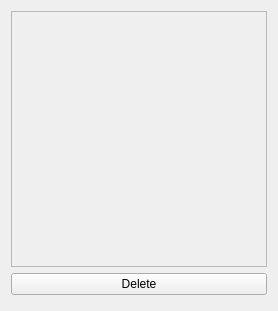
Qt form src/airunner/widgets/image/templates/image_widget.ui (Capsize-Games/airunner) before a commit.
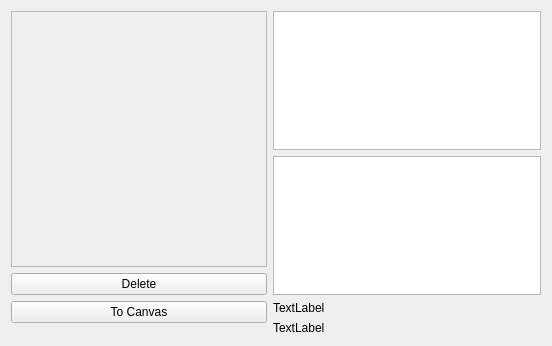
The same form after that commit.

Commit message: add image to canvas on click, display meta data with image widget

```diff
--- a/src/airunner/widgets/image/templates/image_widget.ui
+++ b/src/airunner/widgets/image/templates/image_widget.ui
@@ -6,15 +6,19 @@
    <rect>
     <x>0</x>
     <y>0</y>
-    <width>274</width>
-    <height>311</height>
+    <width>552</width>
+    <height>346</height>
    </rect>
   </property>
   <property name="windowTitle">
    <string>Form</string>
   </property>
   <layout class="QGridLayout" name="gridLayout">
-   <item row="0" column="0">
+   <item row="0" column="0" rowspan="2" colspan="2">
+    <layout class="QHBoxLayout" name="horizontalLayout">
+     <item>
+      <layout class="QVBoxLayout" name="verticalLayout_2">
+       <item>
     <widget class="QFrame" name="image_frame">
      <property name="minimumSize">
       <size>
@@ -36,7 +40,7 @@
      </property>
     </widget>
    </item>
-   <item row="1" column="0">
+       <item>
     <widget class="QPushButton" name="pushButton">
      <property name="cursor">
       <cursorShape>PointingHandCursor</cursorShape>
@@ -46,7 +50,14 @@
      </property>
     </widget>
    </item>
-   <item row="2" column="0">
+       <item>
+        <widget class="QPushButton" name="pushButton_2">
+         <property name="text">
+          <string>To Canvas</string>
+         </property>
+        </widget>
+       </item>
+       <item>
     <spacer name="verticalSpacer">
      <property name="orientation">
       <enum>Qt::Vertical</enum>
@@ -60,6 +71,47 @@
     </spacer>
    </item>
   </layout>
+     </item>
+     <item>
+      <layout class="QVBoxLayout" name="verticalLayout">
+       <item>
+        <widget class="QPlainTextEdit" name="prompt"/>
+       </item>
+       <item>
+        <widget class="QPlainTextEdit" name="negative_prompt"/>
+       </item>
+       <item>
+        <widget class="QLabel" name="label">
+         <property name="text">
+          <string>TextLabel</string>
+         </property>
+        </widget>
+       </item>
+       <item>
+        <widget class="QLabel" name="label_2">
+         <property name="text">
+          <string>TextLabel</string>
+         </property>
+        </widget>
+       </item>
+       <item>
+        <spacer name="verticalSpacer_2">
+         <property name="orientation">
+          <enum>Qt::Vertical</enum>
+         </property>
+         <property name="sizeHint" stdset="0">
+          <size>
+           <width>20</width>
+           <height>40</height>
+          </size>
+         </property>
+        </spacer>
+       </item>
+      </layout>
+     </item>
+    </layout>
+   </item>
+  </layout>
  </widget>
  <resources/>
  <connections>
```
Left out of the diff: 19 changed lines with no effect on the pictures. Lines whose indentation alone changed are shown as unchanged. The commit also changes 5 other files.
